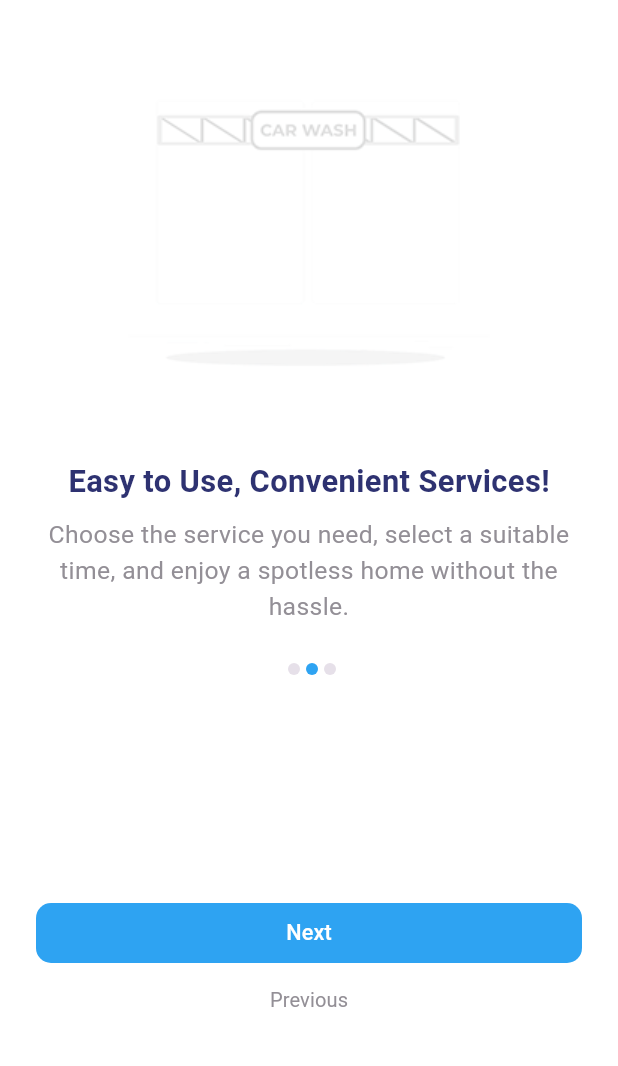
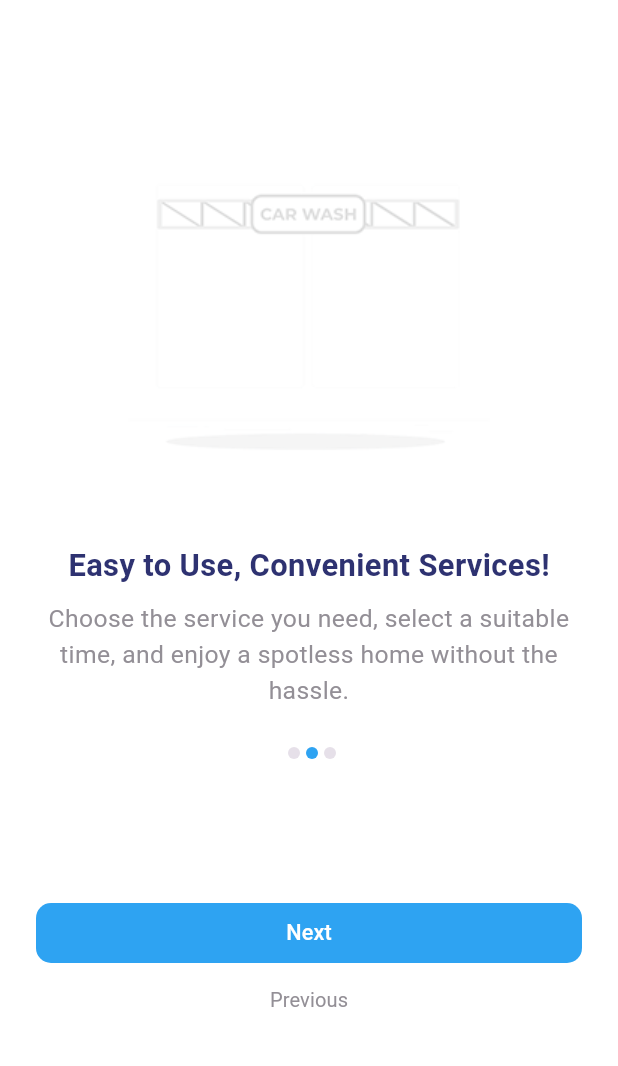
Before and after one commit to NazeeraAlkhoury/HomeClean, a Flutter app: the screen it shows after launch, swiped to page 2, on a phone screen of 412 x 824 dp, the part 126-1192 px from its top. Run offline on Flutter 3.47's test engine with Material 3 defaults, Android fonts, the phone set to English and light mode, and no system bars; drawn by our look-alikes of expandable_page_view; our stand-ins replace easy_localization, google_fonts; Roboto replaces fonts that are missing (Cairo).

Commit message:
Make OnBoardingViewBody responsive.

```diff
--- a/lib/modules/client/onboarding/presentation/widgets/onboarding_view_body.dart
+++ b/lib/modules/client/onboarding/presentation/widgets/onboarding_view_body.dart
@@ -52,6 +52,10 @@ class _OnboardingViewBodyState extends State<OnboardingViewBody> {
     pageController = PageController();
 
     return SafeArea(
+      child: CustomScrollView(
+        slivers: [
+          SliverFillRemaining(
+            hasScrollBody: false,
             child: Padding(
               padding: const EdgeInsets.all(24),
               child: Column(
@@ -61,9 +65,10 @@ class _OnboardingViewBodyState extends State<OnboardingViewBody> {
                     height: 60,
                     width: 50,
                   ),
-            const SizedBox(
-              height: 40,
-            ),
+                  Expanded(
+                    child: Column(
+                      mainAxisAlignment: MainAxisAlignment.center,
+                      children: [
                         OnBoardingPageView(
                             pageController: pageController,
                             list: onBoarding,
@@ -76,9 +81,7 @@ class _OnboardingViewBodyState extends State<OnboardingViewBody> {
                           height: 25,
                         ),
                         DotsIndicator(currentPage: currentPage),
-            const Expanded(
-              child: SizedBox(
-                height: 25,
+                      ],
                     ),
                   ),
                   AppButton(
@@ -96,11 +99,16 @@ class _OnboardingViewBodyState extends State<OnboardingViewBody> {
                       goToPrevious();
                     },
                   ),
+                  if (MediaQuery.sizeOf(context).height >= 650)
                     const SizedBox(
                       height: 40,
+                      // height: MediaQuery.of(context).size.height * 0.05,
                     ),
                 ],
               ),
+            ),
+          )
+        ],
       ),
     );
   }
```
Lines whose indentation alone changed are shown as unchanged.
